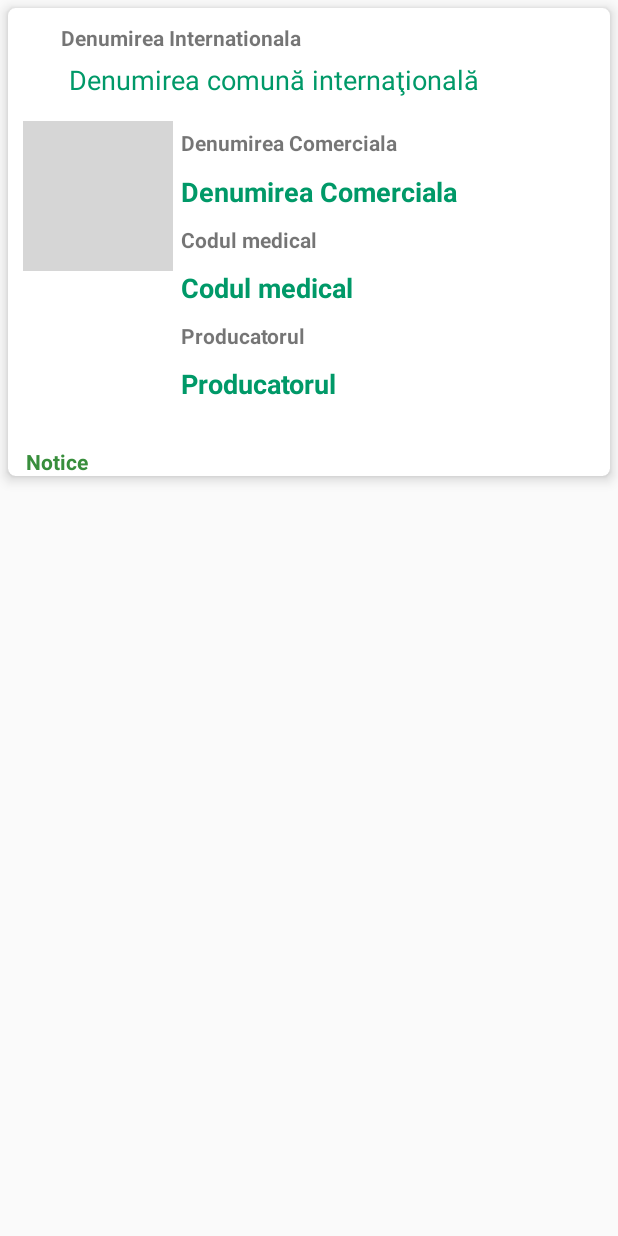
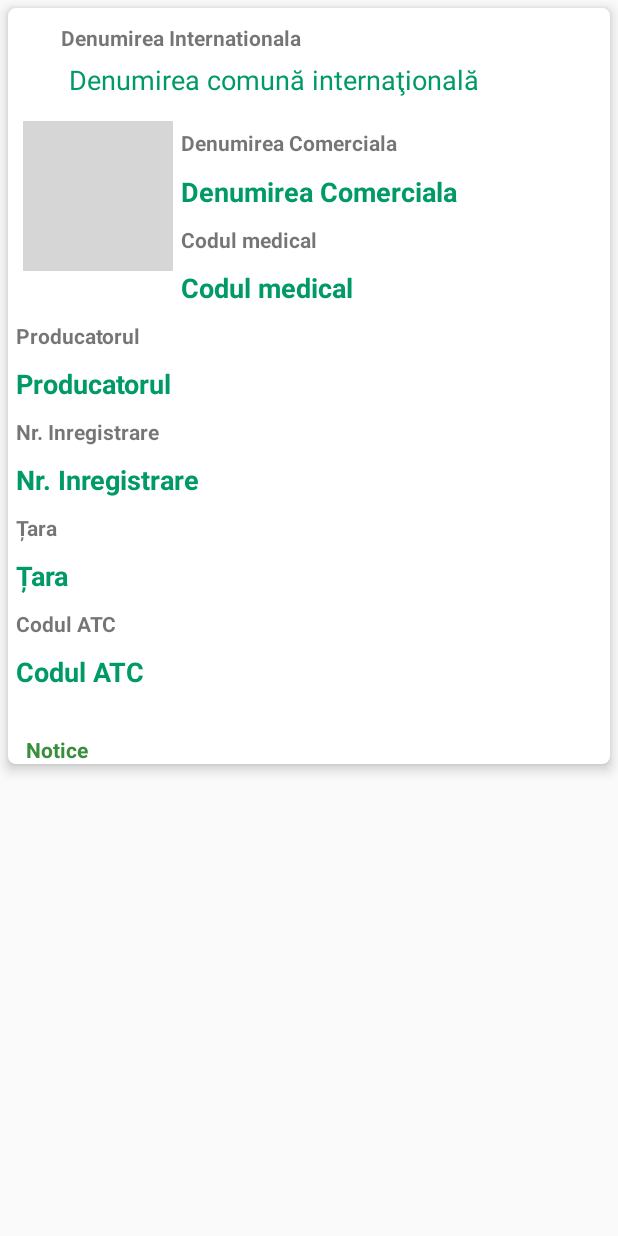
Before and after one commit to androidacvtivity/Level_stat, an Android app: the layout model_cl_med.xml on its own in the app's theme, with its tools: preview values and no code run, on a phone screen of 412 x 824 dp. Run offline under Robolectric (Android 15) with nearby library versions, the phone set to English and light mode, and no system bars; plain views replace MaterialLetterIcon; grey boxes are pictures that could not be loaded.

Commit message:
i added all fields in model file.

```diff
--- a/app/src/main/java/com/bancusoft/levelstat/Helpers/MyAdapter.java
+++ b/app/src/main/java/com/bancusoft/levelstat/Helpers/MyAdapter.java
@@ -150,6 +150,7 @@ public class MyAdapter extends RecyclerView.Adapter<MyAdapter.ViewHolder> {
         String description = s.getDescription().toLowerCase(Locale.getDefault()).trim();
         String formname = s.getFormname().toLowerCase(Locale.getDefault()).trim();
         String phonemobile = s.getPhonemobil().toLowerCase(Locale.getDefault()).trim();
+
 
 
 
--- a/app/src/main/java/com/bancusoft/levelstat/Helpers/Utils.java
+++ b/app/src/main/java/com/bancusoft/levelstat/Helpers/Utils.java
@@ -65,10 +65,10 @@ public class Utils {
   //
   public   static  final  String  youtube_level_stat = "https://www.youtube.com/watch?v=GovpbmgZY_E";
 
-    //  private  static  final String base_url = "http://bancusoft.com/PHP/bns/";
+      private  static  final String base_url = "http://bancusoft.com/PHP/bns/";
     //http://192.168.1.2/PHP/bns/
 
-    private  static  final String base_url =   "http://192.168.0.101/PHP/bns/";
+   // private  static  final String base_url =   "http://192.168.0.101/PHP/bns/";
 
 
    //   private  static  final String base_url =   "http://192.168.1.2/PHP/bns/";
--- a/app/src/main/res/layout/model_cl_med.xml
+++ b/app/src/main/res/layout/model_cl_med.xml
@@ -40,7 +40,7 @@
             android:id="@+id/mnoticeTxt"
             android:layout_width="wrap_content"
             android:layout_height="wrap_content"
-            android:layout_below="@id/mProducatorulTxt_view"
+            android:layout_below="@id/mcodul_ATC_Txt_view"
             android:layout_marginLeft="12dp"
             android:layout_marginTop="30dp"
 
@@ -117,7 +117,7 @@
             android:layout_marginTop="10dp"
             android:layout_below="@id/mdcodul_medicalTxt_view"
             android:text="Producatorul"
-            android:layout_toRightOf="@+id/mMaterialLetterIcon_med"
+
             android:textStyle="bold" />
 
 
@@ -131,12 +131,100 @@
             android:layout_marginTop="10dp"
             android:layout_below="@id/mproducatorulTxt"
             android:text="Producatorul"
-            android:layout_toRightOf="@+id/mMaterialLetterIcon_med"
+
             android:textStyle="bold"
             android:textAppearance="?android:attr/textAppearanceMedium"
             android:textColor="#009968"
 
             />
+
+
+
+        <TextView
+            android:id="@+id/mnrinregistrareTxt"
+            android:layout_width="wrap_content"
+            android:layout_height="wrap_content"
+            android:layout_gravity="center_horizontal"
+            android:layout_marginStart="5dp"
+            android:layout_marginTop="10dp"
+            android:layout_below="@id/mProducatorulTxt_view"
+            android:text="Nr. Inregistrare"
+
+            android:textStyle="bold" />
+
+
+
+        <TextView
+            android:id="@+id/mnrinregistrareTxt_view"
+            android:layout_width="wrap_content"
+            android:layout_height="wrap_content"
+            android:layout_gravity="center_horizontal"
+            android:layout_marginStart="5dp"
+            android:layout_marginTop="10dp"
+            android:layout_below="@id/mnrinregistrareTxt"
+            android:text="Nr. Inregistrare"
+            android:textAppearance="?android:attr/textAppearanceMedium"
+            android:textColor="#009968"
+            android:textStyle="bold" />
+
+        <TextView
+            android:id="@+id/mcountryTxt"
+            android:layout_width="wrap_content"
+            android:layout_height="wrap_content"
+            android:layout_below="@id/mnrinregistrareTxt_view"
+            android:layout_gravity="center_horizontal"
+            android:layout_marginStart="5dp"
+            android:layout_marginTop="10dp"
+            android:text="Țara"
+
+            android:textStyle="bold" />
+
+
+
+
+        <TextView
+            android:id="@+id/mcountryTxt_view"
+            android:layout_width="wrap_content"
+            android:layout_height="wrap_content"
+            android:layout_below="@id/mcountryTxt"
+            android:layout_gravity="center_horizontal"
+            android:layout_marginStart="5dp"
+            android:layout_marginTop="10dp"
+            android:text="Țara"
+            android:textAppearance="?android:attr/textAppearanceMedium"
+            android:textColor="#009968"
+            android:textStyle="bold" />
+
+
+
+        <TextView
+            android:id="@+id/mcodul_ATC_Txt"
+            android:layout_width="wrap_content"
+            android:layout_height="wrap_content"
+            android:layout_below="@id/mcountryTxt_view"
+            android:layout_gravity="center_horizontal"
+            android:layout_marginStart="5dp"
+            android:layout_marginTop="10dp"
+            android:text="Codul ATC"
+
+            android:textStyle="bold" />
+
+
+
+        <TextView
+            android:id="@+id/mcodul_ATC_Txt_view"
+            android:layout_width="wrap_content"
+            android:layout_height="wrap_content"
+            android:layout_below="@id/mcodul_ATC_Txt"
+            android:layout_gravity="center_horizontal"
+            android:layout_marginStart="5dp"
+            android:layout_marginTop="10dp"
+            android:text="Codul ATC"
+            android:textAppearance="?android:attr/textAppearanceMedium"
+            android:textColor="#009968"
+            android:textStyle="bold" />
+
+
         <com.github.ivbaranov.mli.MaterialLetterIcon
             android:id="@+id/mMaterialLetterIcon_med"
             android:layout_width="@dimen/list_item_avatar_size"
```
Also changed, not shown: app/src/main/java/com/bancusoft/levelstat/Helpers/cl_medicament/MyAdapter_cl_med.java (+59 -1 lines).
